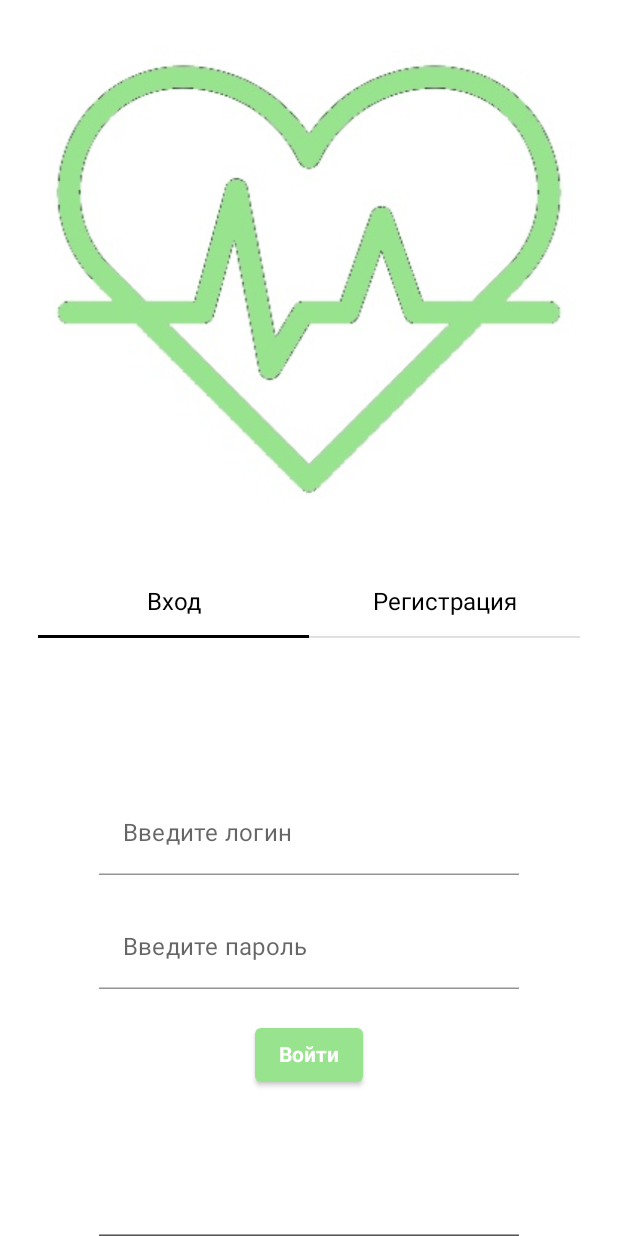
After one commit to verzzil/social-help-android, an Android app built with Jetpack Compose: the LoginScreen screen opened through its navigation route, on a phone screen of 412 x 824 dp. The commit adds this screen. Run offline under Robolectric (Android 15) with nearby library versions, the phone set to English and light mode, and no system bars; our stand-ins replace Dagger/Hilt's generated code, accompanist, constraintlayout-compose; libraries missing offline, so code that uses them is left out: com.skydoves.landscapist.

Commit message:
separate drawer logic and add sign in screen

```diff
--- a/app/src/main/java/ru/itis/socialhelp/features/common/ApplicationScreen.kt
+++ b/app/src/main/java/ru/itis/socialhelp/features/common/ApplicationScreen.kt
@@ -29,6 +29,8 @@ import ru.itis.socialhelp.features.chat.ChatViewModel
 import ru.itis.socialhelp.features.common.mvi.AppEvent
 import ru.itis.socialhelp.features.common.mvi.AppViewState
 import ru.itis.socialhelp.features.drawer.DrawerScreen
+import ru.itis.socialhelp.features.login.LoginScreen
+import ru.itis.socialhelp.features.login.LoginViewModel
 import ru.itis.socialhelp.features.main.MainScreen
 import ru.itis.socialhelp.features.main.MainToolbar
 import ru.itis.socialhelp.features.main.MainViewModel
@@ -119,6 +121,7 @@ private fun AppBarHost(modifier: Modifier = Modifier, navController: NavControll
             )
         }
         composable(Navigation.Profile.name) {}
+        composable(Navigation.Login.name) {}
     }
 }
 
@@ -143,5 +146,9 @@ private fun ContentHost(navController: NavController) {
             val profileViewMode = hiltViewModel<ProfileViewModel>()
             ProfileScreen(viewModel = profileViewMode)
         }
+        composable(Navigation.Login.name) {
+            val loginViewModel = hiltViewModel<LoginViewModel>()
+            LoginScreen(viewModel = loginViewModel)
+        }
     }
 }
--- a/app/src/main/java/ru/itis/socialhelp/features/drawer/DrawerScreen.kt
+++ b/app/src/main/java/ru/itis/socialhelp/features/drawer/DrawerScreen.kt
@@ -1,8 +1,11 @@
 package ru.itis.socialhelp.features.drawer
 
 import androidx.compose.foundation.background
+import androidx.compose.foundation.clickable
+import androidx.compose.foundation.interaction.MutableInteractionSource
 import androidx.compose.foundation.layout.*
 import androidx.compose.material.Text
+import androidx.compose.material.ripple.rememberRipple
 import androidx.compose.runtime.Composable
 import androidx.compose.runtime.collectAsState
 import androidx.compose.runtime.getValue
@@ -20,18 +23,32 @@ import androidx.navigation.NavController
 import com.skydoves.landscapist.glide.GlideImage
 import ru.itis.socialhelp.R
 import ru.itis.socialhelp.features.common.mvi.AppEvent
+import ru.itis.socialhelp.features.common.mvi.AppViewState
 import ru.itis.socialhelp.features.drawer.views.DrawerMenuItem
 import ru.itis.socialhelp.navigation.Navigation
+import ru.itis.socialhelp.ui.theme.AppTheme.appViewModel
+import ru.itis.socialhelp.ui.theme.AppTheme.mainNavController
 import ru.itis.socialhelp.ui.theme.LocalNavControllerProvider
 import ru.itis.socialhelp.ui.theme.LocalViewModelProvider
 
 @Composable
 fun DrawerScreen() {
-    val navController = LocalNavControllerProvider.current
-    val appViewModel = LocalViewModelProvider.current
+    val navController = mainNavController
+    val appViewModel = appViewModel
 
     val viewState by appViewModel.viewState.collectAsState()
 
+    if (viewState.currentUser != null)
+        LoggedDrawer(viewState, navController)
+    else
+        UnLoggedDrawer(navController)
+}
+
+@Composable
+private fun LoggedDrawer(
+    viewState: AppViewState,
+    navController: NavController
+) {
     Column(
         modifier = Modifier.fillMaxSize()
     ) {
@@ -106,3 +123,31 @@ fun DrawerScreen() {
         }
     }
 }
+
+@Composable
+private fun UnLoggedDrawer(navController: NavController) {
+    Column {
+        Text(
+            text = stringResource(id = R.string.drawer_not_logged_in),
+            fontSize = 18.sp,
+            fontWeight = FontWeight.Bold,
+            modifier = Modifier
+                .padding(horizontal = 12.dp, vertical = 8.dp)
+        )
+
+        DrawerMenuItem(
+            title = stringResource(id = R.string.drawer_sign_in),
+            onClick = {
+                navController.navigate(Navigation.Login.name)
+            },
+            needWeight = false
+        )
+        /*DrawerMenuItem(
+            title = stringResource(id = R.string.drawer_sign_up),
+            onClick = {
+                navController.navigate(Navigation.Login.name)
+            },
+            needWeight = false
+        )*/
+    }
+}
--- a/app/src/main/java/ru/itis/socialhelp/features/drawer/views/DrawerMenuItem.kt
+++ b/app/src/main/java/ru/itis/socialhelp/features/drawer/views/DrawerMenuItem.kt
@@ -12,6 +12,7 @@ import androidx.compose.ui.res.stringResource
 import androidx.compose.ui.unit.dp
 import ru.itis.socialhelp.R
 import ru.itis.socialhelp.features.common.mvi.AppEvent
+import ru.itis.socialhelp.ui.theme.AppTheme.appViewModel
 import ru.itis.socialhelp.ui.theme.LocalViewModelProvider
 
 @Composable
@@ -19,11 +20,14 @@ fun ColumnScope.DrawerMenuItem(
     title: String,
     onClick: () -> Unit,
     horizontalArrangement: Arrangement.Horizontal = Arrangement.Start,
+    needWeight: Boolean = true
 ) {
-    val appViewModel = LocalViewModelProvider.current
+    val appViewModel = appViewModel
 
     Row(
-        modifier = Modifier
+        modifier = when {
+            needWeight ->
+                Modifier
                     .fillMaxWidth()
                     .weight(.2f)
                     .clickable(
@@ -34,7 +38,20 @@ fun ColumnScope.DrawerMenuItem(
                         indication = rememberRipple(bounded = true),
                         interactionSource = MutableInteractionSource()
                     )
-            .padding(horizontal = 12.dp),
+                    .padding(horizontal = 12.dp)
+            else ->
+                Modifier
+                    .fillMaxWidth()
+                    .clickable(
+                        onClick = {
+                            onClick()
+                            appViewModel.obtainEvent(AppEvent.NeedCloseDrawer)
+                        },
+                        indication = rememberRipple(bounded = true),
+                        interactionSource = MutableInteractionSource()
+                    )
+                    .padding(horizontal = 12.dp, vertical = 16.dp)
+        },
         verticalAlignment = Alignment.CenterVertically,
         horizontalArrangement = horizontalArrangement
     ) {
--- /dev/null
+++ b/app/src/main/java/ru/itis/socialhelp/features/login/LoginScreen.kt
@@ -0,0 +1,159 @@
+package ru.itis.socialhelp.features.login
+
+import androidx.compose.foundation.Image
+import androidx.compose.foundation.layout.*
+import androidx.compose.material.*
+import androidx.compose.runtime.Composable
+import androidx.compose.runtime.collectAsState
+import androidx.compose.runtime.getValue
+import androidx.compose.runtime.rememberCoroutineScope
+import androidx.compose.ui.Alignment
+import androidx.compose.ui.Modifier
+import androidx.compose.ui.graphics.Color
+import androidx.compose.ui.res.painterResource
+import androidx.compose.ui.res.stringResource
+import androidx.compose.ui.text.TextStyle
+import androidx.compose.ui.text.font.FontWeight
+import androidx.compose.ui.unit.dp
+import androidx.compose.ui.unit.sp
+import com.google.accompanist.pager.ExperimentalPagerApi
+import com.google.accompanist.pager.HorizontalPager
+import com.google.accompanist.pager.rememberPagerState
+import kotlinx.coroutines.launch
+import ru.itis.socialhelp.R
+import ru.itis.socialhelp.features.login.mvi.LoginEvent
+import ru.itis.socialhelp.features.login.mvi.LoginViewState
+import ru.itis.socialhelp.ui.theme.AppTheme.appViewModel
+import ru.itis.socialhelp.ui.theme.AppTheme.colors
+import ru.itis.socialhelp.ui.theme.AppTheme.mainNavController
+
+@Composable
+fun LoginScreen(
+    viewModel: LoginViewModel
+) {
+    val appViewModel = appViewModel
+    val navController = mainNavController
+
+    val viewState by viewModel.viewState.collectAsState()
+
+    Column(
+        modifier = Modifier
+            .fillMaxSize()
+            .padding(horizontal = 20.dp),
+        horizontalAlignment = Alignment.CenterHorizontally
+    ) {
+
+        Image(
+            painter = painterResource(id = R.drawable.small_logo),
+            contentDescription = stringResource(id = R.string.cd_logo)
+        )
+
+        SignInUpTabLayout(viewState = viewState, viewModel = viewModel)
+    }
+}
+
+@OptIn(ExperimentalPagerApi::class)
+@Composable
+fun SignInUpTabLayout(
+    viewState: LoginViewState,
+    viewModel: LoginViewModel
+) {
+    val tabItems = listOf(stringResource(id = R.string.drawer_sign_in), stringResource(id = R.string.drawer_sign_up))
+    val pagerState = rememberPagerState()
+    val coroutineScope = rememberCoroutineScope()
+
+    Column {
+        TabRow(
+            selectedTabIndex = pagerState.currentPage,
+            backgroundColor = Color.Transparent,
+            modifier = Modifier
+                .padding(5.dp),
+        ) {
+            tabItems.forEachIndexed { index, title ->
+                Tab(
+                    selected = pagerState.currentPage == index,
+                    onClick = {
+                        coroutineScope.launch {
+                            pagerState.animateScrollToPage(index)
+                        }
+                    },
+                    text = {
+                        Text(
+                            text = title,
+                            style = TextStyle(color = Color.Black, fontSize = 16.sp)
+                        )
+                    },
+                )
+            }
+        }
+
+        HorizontalPager(
+            count = tabItems.size,
+            state = pagerState,
+            modifier = Modifier
+                .fillMaxSize()
+        ) { page ->
+            if (tabItems[page] == stringResource(id = R.string.drawer_sign_in)) {
+                SignInScreen(viewState = viewState, viewModel = viewModel)
+            } else {
+
+            }
+        }
+    }
+}
+
+@Composable
+fun SignInScreen(
+    viewState: LoginViewState,
+    viewModel: LoginViewModel
+) {
+    Column(
+        modifier = Modifier.fillMaxSize(),
+        verticalArrangement = Arrangement.Center,
+        horizontalAlignment = Alignment.CenterHorizontally
+    ) {
+        TextField(
+            value = viewState.loginValue,
+            onValueChange = {
+                viewModel.obtainEvent(LoginEvent.InputLoginField(it))
+            },
+            label = { Text(text = stringResource(id = R.string.login_enter_login)) },
+            colors = TextFieldDefaults.textFieldColors(
+                backgroundColor = Color.Transparent,
+                focusedIndicatorColor = colors.mainColor,
+                focusedLabelColor = colors.mainColor
+            )
+        )
+
+        Spacer(modifier = Modifier.height(20.dp))
+
+        TextField(
+            value = viewState.passValue,
+            onValueChange = {
+                viewModel.obtainEvent(LoginEvent.InputPassField(it))
+            },
+            label = { Text(text = stringResource(id = R.string.login_enter_pass)) },
+            colors = TextFieldDefaults.textFieldColors(
+                backgroundColor = Color.Transparent,
+                focusedIndicatorColor = colors.mainColor,
+                focusedLabelColor = colors.mainColor
+            )
+        )
+
+        Spacer(modifier = Modifier.height(20.dp))
+
+        Button(
+            onClick = {
+                // todo add request to server when get access and refresh tokens
+            },
+            colors = ButtonDefaults.buttonColors(
+                backgroundColor = colors.mainColor
+            )
+        ) {
+            Text(
+                text = stringResource(id = R.string.login_login),
+                style = TextStyle(color = Color.White, fontWeight = FontWeight.Bold)
+            )
+        }
+    }
+}
--- /dev/null
+++ b/app/src/main/java/ru/itis/socialhelp/features/login/LoginViewModel.kt
@@ -0,0 +1,21 @@
+package ru.itis.socialhelp.features.login
+
+import dagger.hilt.android.lifecycle.HiltViewModel
+import ru.itis.socialhelp.features.base.BaseViewModel
+import ru.itis.socialhelp.features.login.mvi.LoginEvent
+import ru.itis.socialhelp.features.login.mvi.LoginViewState
+import javax.inject.Inject
+
+@HiltViewModel
+class LoginViewModel @Inject constructor(): BaseViewModel<LoginViewState, LoginEvent>(
+    initialState = LoginViewState()
+) {
+
+    override fun obtainEvent(event: LoginEvent) =
+        when (event) {
+            is LoginEvent.InputLoginField ->
+                _viewState.value = _viewState.value.copy(loginValue = event.login)
+            is LoginEvent.InputPassField ->
+                _viewState.value = _viewState.value.copy(passValue = event.pass)
+        }
+}
--- /dev/null
+++ b/app/src/main/java/ru/itis/socialhelp/features/login/mvi/LoginEvent.kt
@@ -0,0 +1,6 @@
+package ru.itis.socialhelp.features.login.mvi
+
+sealed class LoginEvent {
+    data class InputLoginField(val login: String) : LoginEvent()
+    data class InputPassField(val pass: String) : LoginEvent()
+}
--- /dev/null
+++ b/app/src/main/java/ru/itis/socialhelp/features/login/mvi/LoginViewState.kt
@@ -0,0 +1,11 @@
+package ru.itis.socialhelp.features.login.mvi
+
+data class LoginViewState(
+    val supState: LoginSubState = LoginSubState.SignIn,
+    val loginValue: String = "",
+    val passValue: String = ""
+)
+
+enum class LoginSubState {
+    SignIn, SignUp, Forgot
+}
--- a/app/src/main/java/ru/itis/socialhelp/ui/theme/Color.kt
+++ b/app/src/main/java/ru/itis/socialhelp/ui/theme/Color.kt
@@ -3,6 +3,7 @@ package ru.itis.socialhelp.ui.theme
 import androidx.compose.ui.graphics.Color
 
 data class Colors(
+    val mainColor: Color,
     val primaryBackground: Color,
     val secondaryBackground: Color,
     val headerTextColor: Color,
@@ -27,6 +28,7 @@ data class Colors(
 )
 
 val lightPalette = Colors(
+    mainColor = Color(0xff98E38D),
     primaryBackground = Color.White,
     secondaryBackground = Color(0x10D0CCC7),
     headerTextColor = Color(0xFF311F09),
--- a/app/src/main/res/values/strings.xml
+++ b/app/src/main/res/values/strings.xml
@@ -10,6 +10,9 @@
     <string name="drawer_my_timetable">Мое расписание</string>
     <string name="drawer_settings">Настройки</string>
     <string name="drawer_quit">Выйти</string>
+    <string name="drawer_not_logged_in">Вы не вошли в систему</string>
+    <string name="drawer_sign_in">Вход</string>
+    <string name="drawer_sign_up">Регистрация</string>
 
 <!--  Main screen  /-->
     <string name="main_toolbar_title">Онлайн консультация</string>
@@ -20,6 +23,12 @@
 <!--  Chat screen  -->
     <string name="chat_placeholder_input_msg">Сообщение</string>
 
+<!--  Login screen  -->
+    <string name="login_enter_login">Введите логин</string>
+    <string name="login_enter_pass">Введите пароль</string>
+    <string name="login_login">Войти</string>
+    <string name="login_">Войти</string>
+
 <!--  Content description  -->
     <string name="cd_open_all_categories">Открыть всех специалистов</string>
     <string name="cd_category_item">Фотография категории</string>
--- a/versions.gradle
+++ b/versions.gradle
@@ -21,5 +21,6 @@ ext {
     compose_constraint_version = "1.0.0"
     nav_version = "2.4.2"
     nav_compose = "1.0.0"
-    accompanist_version = "0.18.0"
+    accompanist_system_ui_controller_version = "0.18.0"
+    accompanist_pager_version = "0.24.9-beta"
 }
```
Also changed, not shown: app/build.gradle (+6 -2 lines), app/src/main/res/drawable/small_logo.jpg (added). Lines whose indentation alone changed are shown as unchanged.
